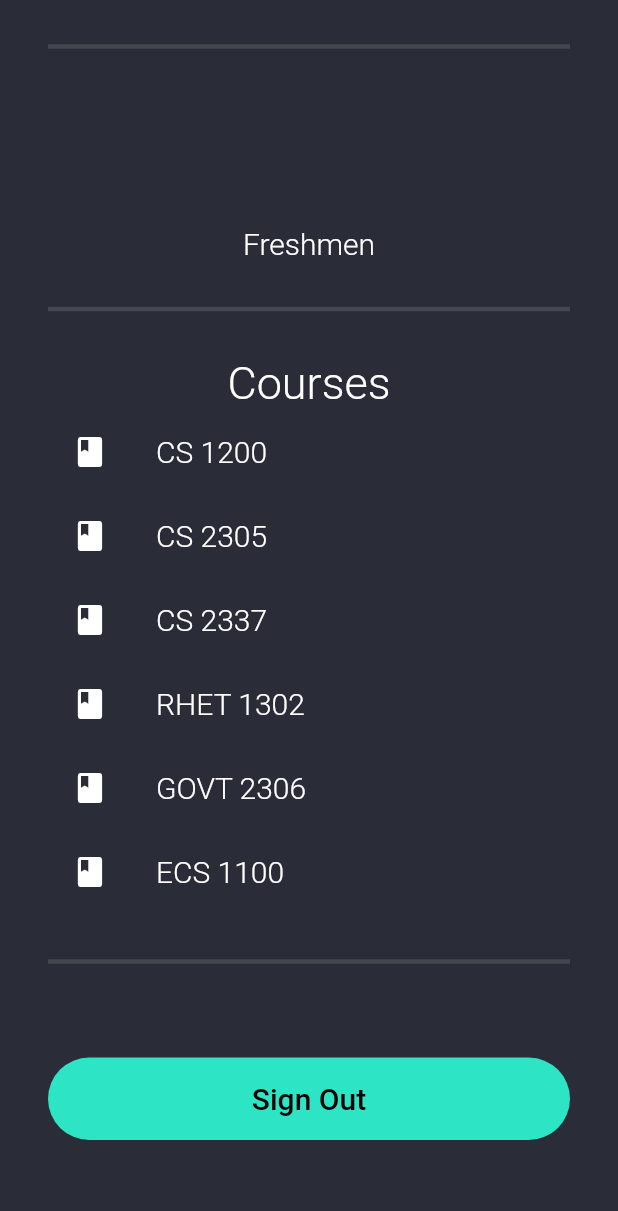
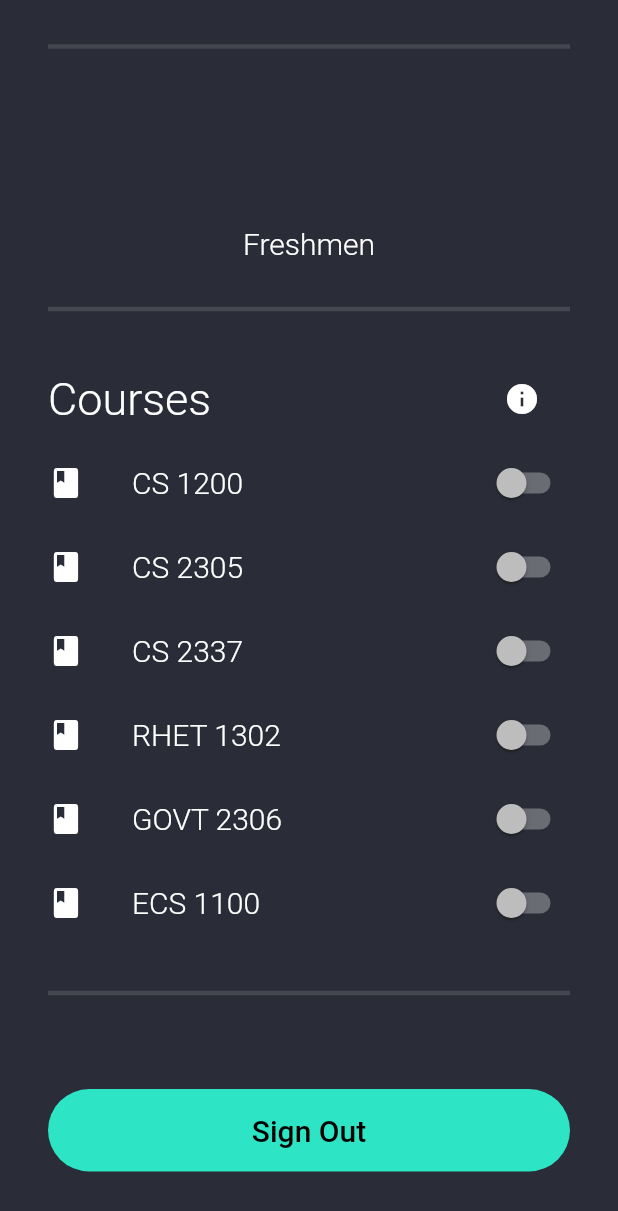
Before and after one commit to Riley229/UTDMatch, a Flutter app: the ProfilePage screen opened directly, scrolled down 321 dp, on a phone screen of 412 x 824 dp. Shown: the top 1211 px of the screen. Run offline on Flutter 3.47's test engine with Material 2 defaults, Android fonts, the phone set to English and light mode, and no system bars; our stand-ins replace cloud_firestore, firebase_auth, firebase_core; accounts and stored records are empty; network calls fail.

Commit message:
course toggles

```diff
--- a/lib/main.dart
+++ b/lib/main.dart
@@ -106,7 +106,11 @@ class MyApp extends StatelessWidget {
               thickness: 3,
               space: 64,
             ),
+            dialogTheme: DialogTheme(
+              shape: RoundedRectangleBorder(
+                borderRadius: BorderRadius.circular(20),
               ),
+            )),
       ),
     );
   }
--- a/lib/pages/profile_page.dart
+++ b/lib/pages/profile_page.dart
@@ -13,14 +13,14 @@ class ProfilePage extends StatefulWidget {
 class _ProfilePageState extends State<ProfilePage> {
   final profileImageUrl =
       'http://i.ebayimg.com/images/g/Tw4AAOxyTjNSgMig/s-l500.jpg';
-  List profileCourses = [
-    'CS 1200',
-    'CS 2305',
-    'CS 2337',
-    'RHET 1302',
-    'GOVT 2306',
-    'ECS 1100',
-  ];
+  Map<String, bool> profileCourses = {
+    'CS 1200': false,
+    'CS 2305': false,
+    'CS 2337': false,
+    'RHET 1302': false,
+    'GOVT 2306': false,
+    'ECS 1100': false,
+  };
 
   @override
   Widget build(BuildContext context) {
@@ -77,15 +77,38 @@ class _ProfilePageState extends State<ProfilePage> {
   Widget _courses() {
     return Column(
       children: [
-        Text('Courses', style: Theme.of(context).textTheme.headline3),
+        ListTile(
+          title: Text('Courses', style: Theme.of(context).textTheme.headline3),
+          trailing: IconButton(
+            icon: const Icon(Icons.info),
+            onPressed: () {
+              _showInfoDialog();
+            },
+            padding: EdgeInsets.zero,
+          ),
+          contentPadding: const EdgeInsets.only(right: 8),
+        ),
         ListView.builder(
           shrinkWrap: true,
+          padding: EdgeInsets.zero,
           physics: const ClampingScrollPhysics(),
           itemCount: profileCourses.length,
           itemBuilder: (BuildContext context, int index) {
             return ListTile(
               leading: const Icon(Icons.book),
-              title: Text(profileCourses[index]),
+              title: Text(
+                profileCourses.keys.elementAt(index),
+              ),
+              trailing: Switch(
+                value: profileCourses.values.elementAt(index),
+                onChanged: (bool value) {
+                  setState(() {
+                    profileCourses[profileCourses.keys.elementAt(index)] =
+                        value;
+                  });
+                },
+              ),
+              contentPadding: EdgeInsets.zero,
             );
           },
         ),
@@ -106,4 +129,25 @@ class _ProfilePageState extends State<ProfilePage> {
       ),
     );
   }
+
+  Future<void> _showInfoDialog() async {
+    return showDialog<void>(
+      context: context,
+      builder: (BuildContext context) {
+        return AlertDialog(
+          title: const Text('Course Toggle'),
+          content: const Text(
+              'Toggle a course to be available as a tutor for it \n\nOnly tutor if you received a B+ or better'),
+          actions: [
+            TextButton(
+              child: const Text('Okay'),
+              onPressed: () {
+                Navigator.of(context).pop();
+              },
+            ),
+          ],
+        );
+      },
+    );
+  }
 }
```
Lines whose indentation alone changed are shown as unchanged.
